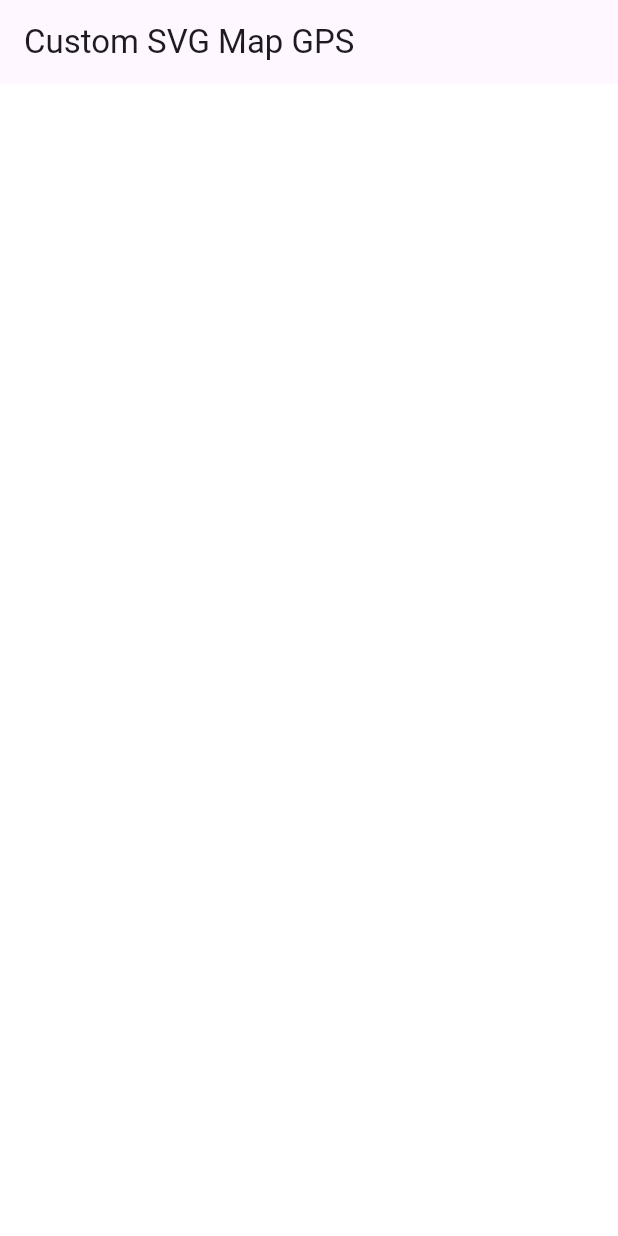
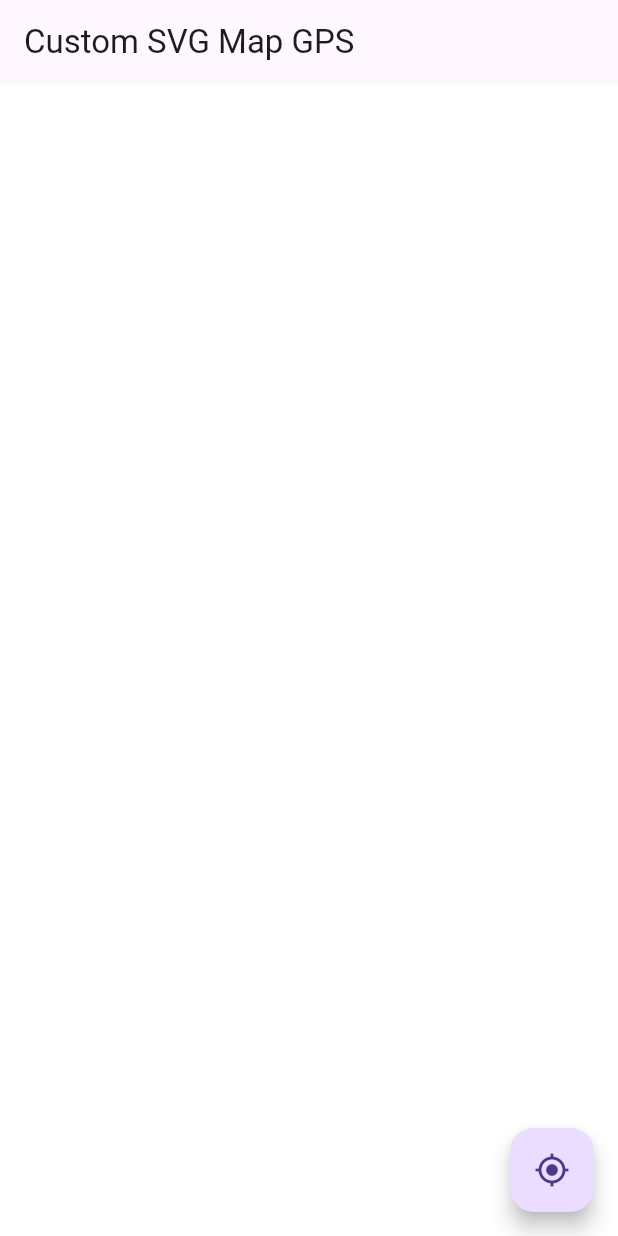
Before and after one commit to Dizastaryo/testing_d, a Flutter app: the screen it shows after launch, on a phone screen of 412 x 824 dp. Run offline on Flutter 3.47's test engine with Material 3 defaults, Android fonts, the light colour scheme and no system bars; our stand-ins replace flutter_svg, geolocator, permission_handler.

Commit message:
Initial commi

```diff
--- a/lib/main.dart
+++ b/lib/main.dart
@@ -25,20 +25,11 @@ class MapPage extends StatefulWidget {
 }
 
 class _MapPageState extends State<MapPage> {
-  // Размер карты в пикселях
   final double imageSize = 6160.0;
 
-  // Точка №1: GPS ↔ пиксели
-  final double lat1 = 50.254141;
-  final double lon1 = 66.923138;
-  final double x1 = 3000;
-  final double y1 = 4162;
-
-  // Точка №2: GPS ↔ пиксели
-  final double lat2 = 50.248923;
-  final double lon2 = 66.902318;
-  final double x2 = 1504;
-  final double y2 = 4847;
+  // Привязка двух GPS-точек к пикселям
+  final double lat1 = 50.254141, lon1 = 66.923138, x1 = 3000, y1 = 4162;
+  final double lat2 = 50.248923, lon2 = 66.902318, x2 = 1504, y2 = 4847;
 
   Offset? userPixel;
   Offset? manualMarker;
@@ -47,47 +38,63 @@ class _MapPageState extends State<MapPage> {
   @override
   void initState() {
     super.initState();
-    requestPermissionAndLocate();
+    _requestPermissionAndLocate();
   }
 
-  Future<void> requestPermissionAndLocate() async {
+  Future<void> _requestPermissionAndLocate() async {
     if (await Permission.location.request().isGranted) {
       final pos = await Geolocator.getCurrentPosition();
       setState(() {
-        userPixel = geoToPixel(pos.latitude, pos.longitude);
+        userPixel = _geoToPixel(pos.latitude, pos.longitude);
       });
     }
   }
 
-  // масштаб в пикс./градус
-  double get pixelsPerLat => (y2 - y1) / (lat1 - lat2);
-  double get pixelsPerLon => (x2 - x1) / (lon2 - lon1);
+  double get _pixelsPerLat => (y2 - y1) / (lat1 - lat2);
+  double get _pixelsPerLon => (x2 - x1) / (lon2 - lon1);
 
-  /// GPS → пиксели
-  Offset geoToPixel(double lat, double lon) {
-    final dx = (lon - lon1) * pixelsPerLon + x1;
-    final dy = (lat1 - lat) * pixelsPerLat + y1;
+  Offset _geoToPixel(double lat, double lon) {
+    final dx = (lon - lon1) * _pixelsPerLon + x1;
+    final dy = (lat1 - lat) * _pixelsPerLat + y1;
     return Offset(dx, dy);
   }
 
-  /// пиксели → GPS
-  LatLng pixelToGeo(Offset p) {
-    final lon = ((p.dx - x1) / pixelsPerLon) + lon1;
-    final lat = lat1 - ((p.dy - y1) / pixelsPerLat);
+  LatLng _pixelToGeo(Offset p) {
+    final lon = ((p.dx - x1) / _pixelsPerLon) + lon1;
+    final lat = lat1 - ((p.dy - y1) / _pixelsPerLat);
     return LatLng(lat, lon);
   }
 
-  void showCopiedSnackBar(String text) {
+  void _showCopiedSnackBar(String text) {
     ScaffoldMessenger.of(context).showSnackBar(
-      SnackBar(content: Text('Скопировано: $text'), duration: const Duration(seconds: 2)),
+      SnackBar(
+        content: Text('Скопировано: $text'),
+        duration: const Duration(seconds: 2),
+      ),
     );
+  }
+
+  void _goToUserLocation() {
+    if (userPixel == null) return;
+    final scale = _controller.value.getMaxScaleOnAxis();
+    final size = MediaQuery.of(context).size;
+    final dx = -userPixel!.dx * scale + size.width / 2;
+    final dy = -userPixel!.dy * scale + size.height / 2;
+
+    setState(() {
+      _controller.value = Matrix4.identity()
+        ..translate(dx, dy)
+        ..scale(scale);
+    });
   }
 
   @override
   Widget build(BuildContext context) {
     return Scaffold(
       appBar: AppBar(title: const Text('Custom SVG Map GPS')),
-      body: InteractiveViewer(
+      body: Stack(
+        children: [
+          InteractiveViewer(
             constrained: false,
             boundaryMargin: const EdgeInsets.all(double.infinity),
             minScale: 1,
@@ -96,16 +103,18 @@ class _MapPageState extends State<MapPage> {
             child: SizedBox(
               width: imageSize,
               height: imageSize,
-          child: Stack(children: [
-            // фон и тапы
+              child: Stack(
+                children: [
+                  // Фон и обработка тапов
                   GestureDetector(
-              onTapDown: (d) {
-                final p = d.localPosition;
+                    onTapDown: (details) {
+                      final p = details.localPosition;
                       setState(() => manualMarker = p);
-                final coords = pixelToGeo(p);
-                final txt = '${coords.lat.toStringAsFixed(6)}, ${coords.lng.toStringAsFixed(6)}';
+                      final coords = _pixelToGeo(p);
+                      final txt =
+                          '${coords.lat.toStringAsFixed(6)}, ${coords.lng.toStringAsFixed(6)}';
                       Clipboard.setData(ClipboardData(text: txt));
-                showCopiedSnackBar(txt);
+                      _showCopiedSnackBar(txt);
                     },
                     child: SvgPicture.asset(
                       'assets/map.svg',
@@ -114,27 +123,51 @@ class _MapPageState extends State<MapPage> {
                       fit: BoxFit.cover,
                     ),
                   ),
-            // GPS-маркер
+
+                  // Ваш кастомный маркер "где я"
                   if (userPixel != null)
                     Positioned(
-                left: userPixel!.dx - 16,
-                top: userPixel!.dy - 32,
-                child: const Icon(Icons.my_location, color: Colors.blue, size: 32),
+                      left: userPixel!.dx - 24,
+                      top: userPixel!.dy - 24,
+                      child: Image.asset(
+                        'assets/me.png',
+                        width: 48,
+                        height: 48,
                       ),
-            // Маркер тапa
+                    ),
+
+                  // Маркер по тапу
                   if (manualMarker != null)
                     Positioned(
                       left: manualMarker!.dx - 16,
                       top: manualMarker!.dy - 32,
-                child: const Icon(Icons.place, color: Colors.red, size: 32),
+                      child: const Icon(
+                        Icons.place,
+                        color: Colors.red,
+                        size: 32,
                       ),
-          ]),
                     ),
+                ],
+              ),
+            ),
+          ),
+
+          // Кнопка "Моё местоположение"
+          Positioned(
+            bottom: 16,
+            right: 16,
+            child: FloatingActionButton(
+              onPressed: _goToUserLocation,
+              child: const Icon(Icons.my_location),
+            ),
+          ),
+        ],
       ),
     );
   }
 }
 
+// Класс для геокоординат
 class LatLng {
   final double lat, lng;
   LatLng(this.lat, this.lng);
--- a/pubspec.yaml
+++ b/pubspec.yaml
@@ -25,3 +25,4 @@ flutter:
 
   assets:
     - assets/map.svg
+    - assets/me.png
```
Also changed, not shown: assets/me.png (added), 1 other file. Lines whose indentation alone changed are shown as unchanged.
